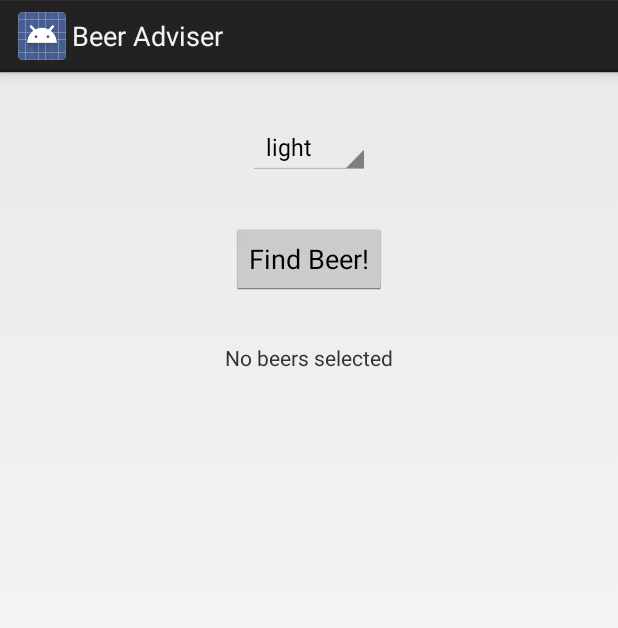
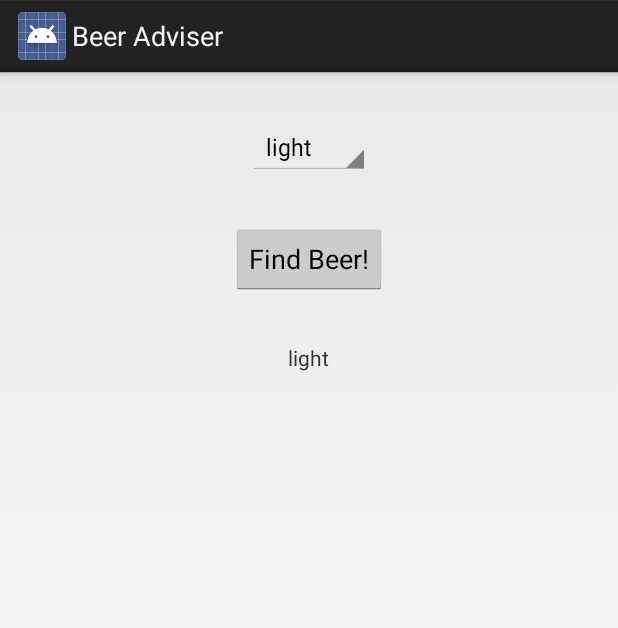
Before and after one commit to shumvlesu/beer, an Android app: the screen it shows after launch (FindBeerActivity), after a tap on "Find Beer!", on a phone screen of 412 x 824 dp. Shown: the top 628 px of the screen. Run offline under Robolectric (Android 15) with nearby library versions, the phone set to English and light mode, and no system bars.

Commit message:
Cтраница 107

```diff
--- a/app/src/main/java/com/hfad/beeradviser/FindBeerActivity.java
+++ b/app/src/main/java/com/hfad/beeradviser/FindBeerActivity.java
@@ -3,6 +3,8 @@ package com.hfad.beeradviser;
 import android.app.Activity;
 import android.os.Bundle;
 import android.view.View;
+import android.widget.Spinner;
+import android.widget.TextView;
 
 public class FindBeerActivity extends Activity {
 
@@ -12,7 +14,12 @@ public class FindBeerActivity extends Activity {
         setContentView(R.layout.activity_find_beer);
     }
 
-    private void onClickFindBeer(View view){
+    public void onClickFindBeer(View view){
+
+        TextView brands =  findViewById(R.id.brands);
+        Spinner color =  findViewById(R.id.color);
+        String beerType = String.valueOf(color.getSelectedItem());
+        brands.setText(beerType);
 
     }
 
```
